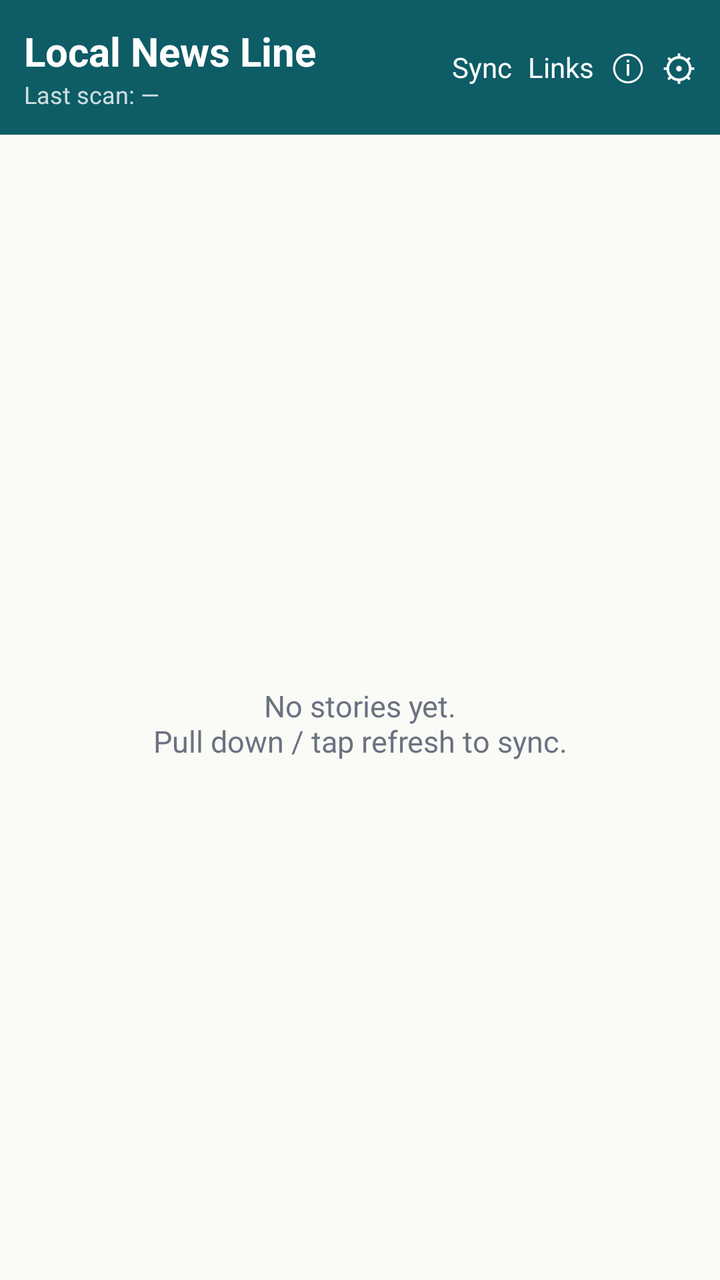
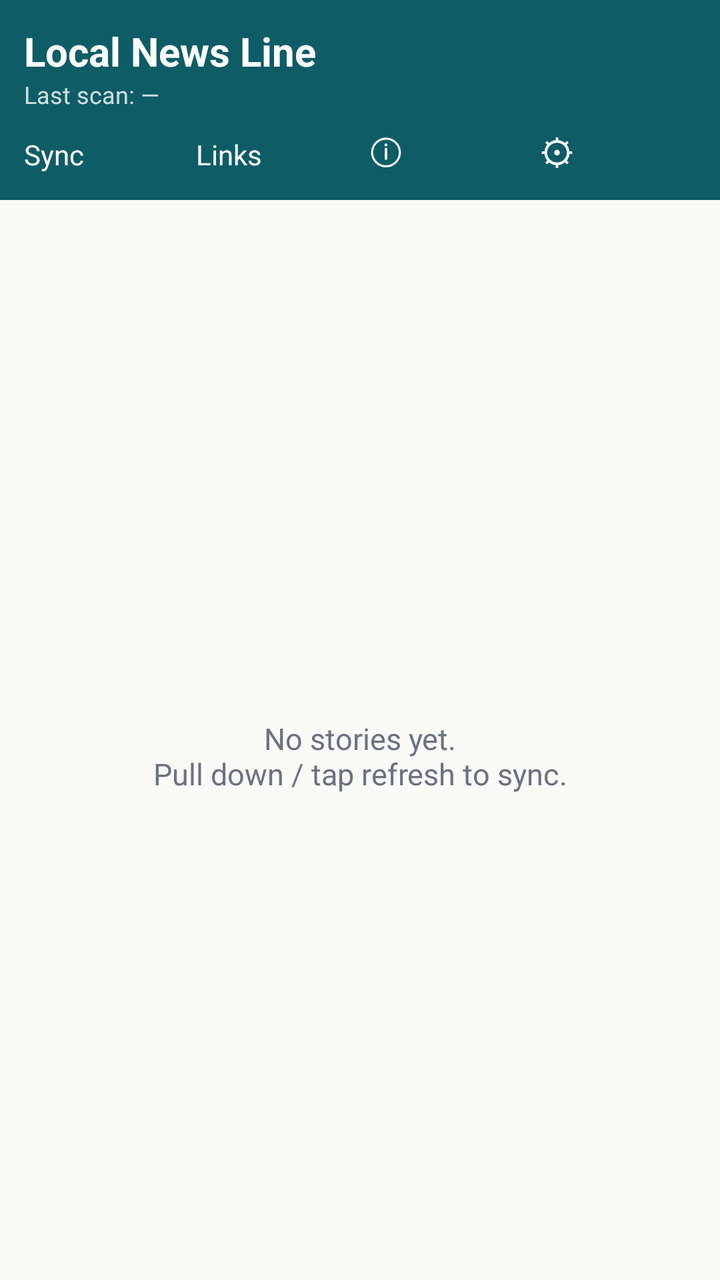

An Android layout rendered at two revisions. The XML below is the earlier revision; the diff shows what the commit changed to produce the second picture.
<!-- AndroidManifest.xml: application theme Theme.TownLine -->
<!-- res/layout/activity_main.xml -->
<?xml version="1.0" encoding="utf-8"?>
<LinearLayout xmlns:android="http://schemas.android.com/apk/res/android"
    android:layout_width="match_parent"
    android:layout_height="match_parent"
    android:orientation="vertical"
    android:background="@color/paper">

    <LinearLayout
        android:layout_width="match_parent"
        android:layout_height="wrap_content"
        android:orientation="horizontal"
        android:background="@color/teal_dark"
        android:padding="12dp"
        android:gravity="center_vertical">

        <LinearLayout
            android:layout_width="0dp"
            android:layout_height="wrap_content"
            android:layout_weight="1"
            android:orientation="vertical">

            <TextView
                android:layout_width="wrap_content"
                android:layout_height="wrap_content"
                android:text="@string/feed_title"
                android:textColor="#FFFFFF"
                android:textSize="20sp"
                android:textStyle="bold" />

            <TextView
                android:id="@+id/lastSync"
                android:layout_width="wrap_content"
                android:layout_height="wrap_content"
                android:textColor="#CCFFFFFF"
                android:textSize="12sp"
                android:text="Last scan: —" />
        </LinearLayout>

        <Button
            android:id="@+id/btnRefresh"
            android:layout_width="wrap_content"
            android:layout_height="wrap_content"
            android:text="Sync"
            android:textColor="#FFFFFF"
            android:backgroundTint="@color/teal" />

        <Button
            android:id="@+id/btnDiscover"
            android:layout_width="wrap_content"
            android:layout_height="wrap_content"
            android:layout_marginStart="8dp"
            android:text="Links"
            android:textColor="#FFFFFF"
            android:backgroundTint="@color/teal" />

        <Button
            android:id="@+id/btnAbout"
            android:layout_width="wrap_content"
            android:layout_height="wrap_content"
            android:layout_marginStart="8dp"
            android:text="ⓘ"
            android:textSize="18sp"
            android:textColor="#FFFFFF"
            android:backgroundTint="@color/teal" />

        <Button
            android:id="@+id/btnSettings"
            android:layout_width="wrap_content"
            android:layout_height="wrap_content"
            android:layout_marginStart="8dp"
            android:text="⚙"
            android:textSize="18sp"
            android:textColor="#FFFFFF"
            android:backgroundTint="@color/teal" />
    </LinearLayout>

    <HorizontalScrollView
        android:layout_width="match_parent"
        android:layout_height="wrap_content"
        android:scrollbars="none"
        android:paddingTop="8dp"
        android:paddingBottom="8dp">

        <LinearLayout
            android:id="@+id/chipRow"
            android:layout_width="wrap_content"
            android:layout_height="wrap_content"
            android:orientation="horizontal"
            android:paddingStart="12dp"
            android:paddingEnd="12dp" />
    </HorizontalScrollView>

    <FrameLayout
        android:layout_width="match_parent"
        android:layout_height="match_parent">

        <ListView
            android:id="@+id/feedList"
            android:layout_width="match_parent"
            android:layout_height="match_parent"
            android:divider="#E5E0D5"
            android:dividerHeight="1dp" />

        <TextView
            android:id="@+id/emptyView"
            android:layout_width="match_parent"
            android:layout_height="match_parent"
            android:gravity="center"
            android:text="@string/empty_feed"
            android:textColor="@color/grey"
            android:textSize="15sp"
            android:padding="32dp" />
    </FrameLayout>
</LinearLayout>
<!-- resources referenced by this layout -->
<resources>
  <color name="grey">#6B7280</color>
  <color name="paper">#FAFAF7</color>
  <color name="teal">#12808F</color>
  <color name="teal_dark">#0D5C66</color>
  <string name="empty_feed">No stories yet.\nPull down / tap refresh to sync.</string>
  <string name="feed_title">Local News Line</string>
  <style name="Theme.TownLine" parent="android:Theme.Material.Light.NoActionBar">
          <item name="android:colorPrimary">@color/teal_dark</item>
          <item name="android:colorPrimaryDark">@color/teal_dark</item>
          <item name="android:colorAccent">@color/teal</item>
          <item name="android:windowBackground">@color/paper</item>
      </style>
</resources>

<!-- the commit's change to res/layout/activity_main.xml (unified diff, before → after) -->
@@ -8,70 +8,77 @@
     <LinearLayout
         android:layout_width="match_parent"
         android:layout_height="wrap_content"
-        android:orientation="horizontal"
+        android:orientation="vertical"
         android:background="@color/teal_dark"
-        android:padding="12dp"
-        android:gravity="center_vertical">
+        android:padding="12dp">
+
+        <TextView
+            android:layout_width="wrap_content"
+            android:layout_height="wrap_content"
+            android:text="@string/feed_title"
+            android:textColor="#FFFFFF"
+            android:textSize="20sp"
+            android:textStyle="bold" />
+
+        <TextView
+            android:id="@+id/lastSync"
+            android:layout_width="wrap_content"
+            android:layout_height="wrap_content"
+            android:textColor="#CCFFFFFF"
+            android:textSize="12sp"
+            android:text="Last scan: —" />
 
         <LinearLayout
-            android:layout_width="0dp"
+            android:layout_width="match_parent"
             android:layout_height="wrap_content"
-            android:layout_weight="1"
-            android:orientation="vertical">
+            android:orientation="horizontal"
+            android:layout_marginTop="8dp">
 
-            <TextView
-                android:layout_width="wrap_content"
+            <Button
+                android:id="@+id/btnRefresh"
+                android:layout_width="0dp"
                 android:layout_height="wrap_content"
-                android:text="@string/feed_title"
+                android:layout_weight="1"
+                android:minWidth="0dp"
+                android:text="Sync"
                 android:textColor="#FFFFFF"
-                android:textSize="20sp"
-                android:textStyle="bold" />
+                android:backgroundTint="@color/teal" />
 
-            <TextView
-                android:id="@+id/lastSync"
-                android:layout_width="wrap_content"
+            <Button
+                android:id="@+id/btnDiscover"
+                android:layout_width="0dp"
                 android:layout_height="wrap_content"
-                android:textColor="#CCFFFFFF"
-                android:textSize="12sp"
-                android:text="Last scan: —" />
+                android:layout_weight="1"
+                android:layout_marginStart="8dp"
+                android:minWidth="0dp"
+                android:text="Links"
+                android:textColor="#FFFFFF"
+                android:backgroundTint="@color/teal" />
+
+            <Button
+                android:id="@+id/btnAbout"
+                android:layout_width="0dp"
+                android:layout_height="wrap_content"
+                android:layout_weight="1"
+                android:layout_marginStart="8dp"
+                android:minWidth="0dp"
+                android:text="ⓘ"
+                android:textSize="18sp"
+                android:textColor="#FFFFFF"
+                android:backgroundTint="@color/teal" />
+
+            <Button
+                android:id="@+id/btnSettings"
+                android:layout_width="0dp"
+                android:layout_height="wrap_content"
+                android:layout_weight="1"
+                android:layout_marginStart="8dp"
+                android:minWidth="0dp"
+                android:text="⚙"
+                android:textSize="18sp"
+                android:textColor="#FFFFFF"
+                android:backgroundTint="@color/teal" />
         </LinearLayout>
-
-        <Button
-            android:id="@+id/btnRefresh"
-            android:layout_width="wrap_content"
-            android:layout_height="wrap_content"
-            android:text="Sync"
-            android:textColor="#FFFFFF"
-            android:backgroundTint="@color/teal" />
-
-        <Button
-            android:id="@+id/btnDiscover"
-            android:layout_width="wrap_content"
-            android:layout_height="wrap_content"
-            android:layout_marginStart="8dp"
-            android:text="Links"
-            android:textColor="#FFFFFF"
-            android:backgroundTint="@color/teal" />
-
-        <Button
-            android:id="@+id/btnAbout"
-            android:layout_width="wrap_content"
-            android:layout_height="wrap_content"
-            android:layout_marginStart="8dp"
-            android:text="ⓘ"
-            android:textSize="18sp"
-            android:textColor="#FFFFFF"
-            android:backgroundTint="@color/teal" />
-
-        <Button
-            android:id="@+id/btnSettings"
-            android:layout_width="wrap_content"
-            android:layout_height="wrap_content"
-            android:layout_marginStart="8dp"
-            android:text="⚙"
-            android:textSize="18sp"
-            android:textColor="#FFFFFF"
-            android:backgroundTint="@color/teal" />
     </LinearLayout>
 
     <HorizontalScrollView
